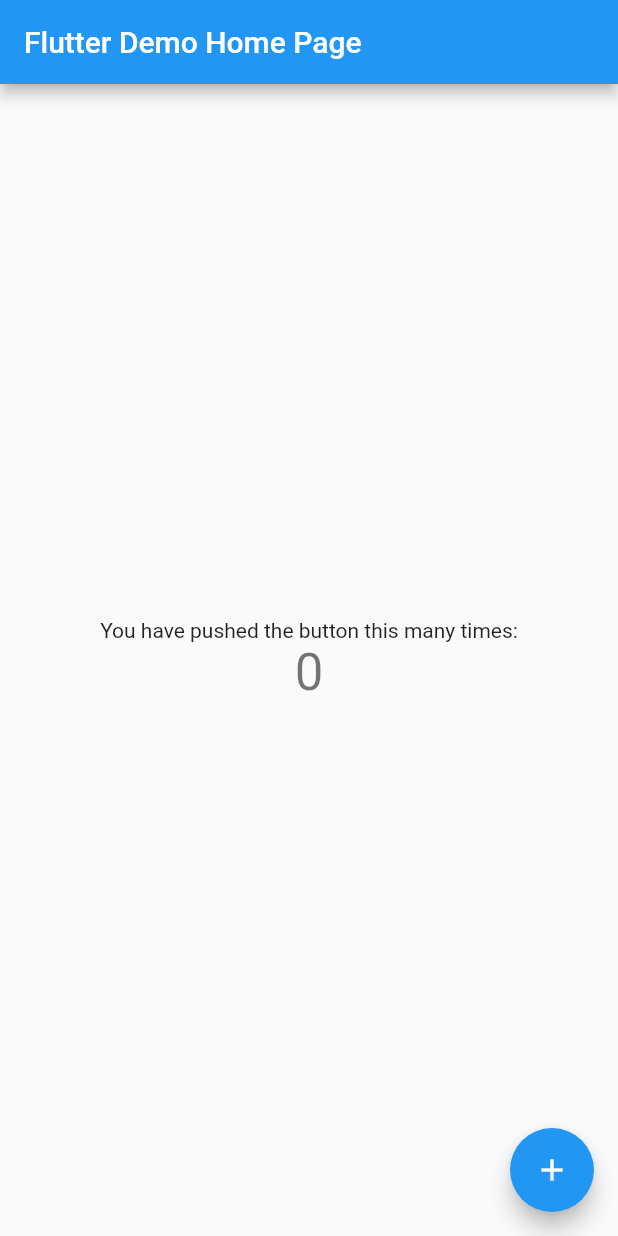
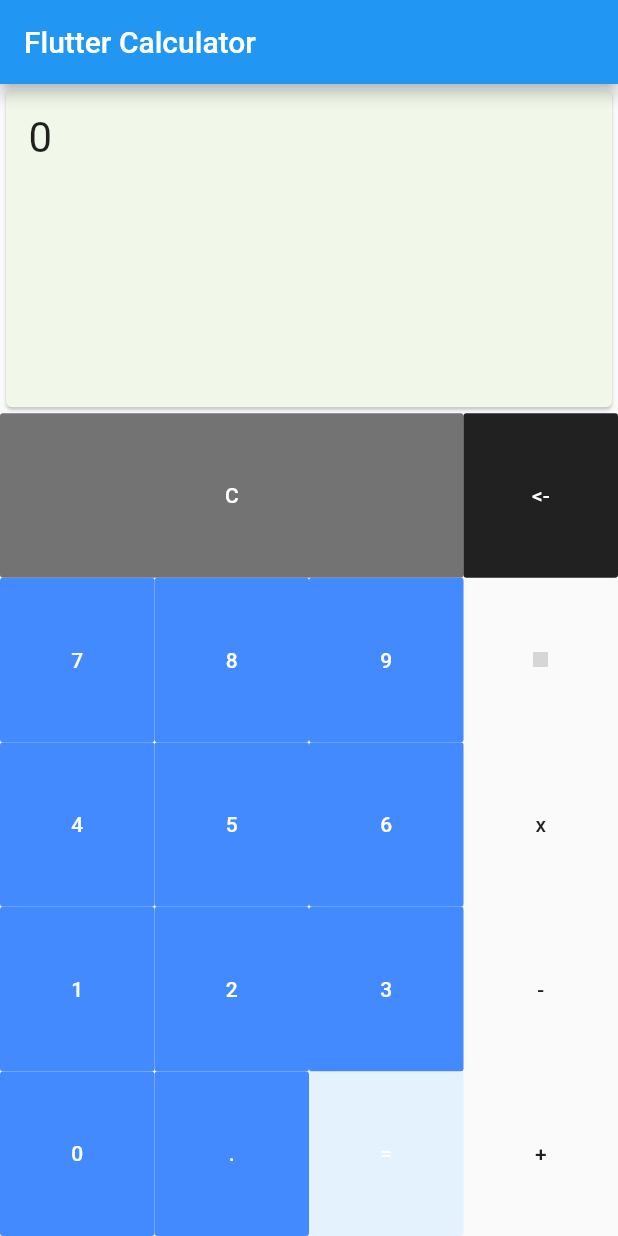
Before and after one commit to cmsandiga/flutter-calculator, a Flutter app: the screen it shows after launch, on a phone screen of 412 x 824 dp. Run offline on Flutter 3.47's test engine with Material 2 defaults, Android fonts, the phone set to English and light mode, and no system bars; network calls fail; grey boxes are pictures that could not be loaded.

Commit message:
finish calculator layout

```diff
--- a/lib/main.dart
+++ b/lib/main.dart
@@ -5,113 +5,281 @@ void main() {
 }
 
 class MyApp extends StatelessWidget {
-  // This widget is the root of your application.
   @override
   Widget build(BuildContext context) {
     return MaterialApp(
-      title: 'Flutter Demo',
+      title: "Flutter Calculator",
       theme: ThemeData(
-        // This is the theme of your application.
-        //
-        // Try running your application with "flutter run". You'll see the
-        // application has a blue toolbar. Then, without quitting the app, try
-        // changing the primarySwatch below to Colors.green and then invoke
-        // "hot reload" (press "r" in the console where you ran "flutter run",
-        // or simply save your changes to "hot reload" in a Flutter IDE).
-        // Notice that the counter didn't reset back to zero; the application
-        // is not restarted.
-        primarySwatch: Colors.blue,
-        // This makes the visual density adapt to the platform that you run
-        // the app on. For desktop platforms, the controls will be smaller and
-        // closer together (more dense) than on mobile platforms.
-        visualDensity: VisualDensity.adaptivePlatformDensity,
-      ),
-      home: MyHomePage(title: 'Flutter Demo Home Page'),
+          primarySwatch: Colors.blue, backgroundColor: Colors.black26),
+      home: CalculatorHomePage(title: "Flutter Calculator"),
     );
   }
 }
 
-class MyHomePage extends StatefulWidget {
-  MyHomePage({Key key, this.title}) : super(key: key);
-
-  // This widget is the home page of your application. It is stateful, meaning
-  // that it has a State object (defined below) that contains fields that affect
-  // how it looks.
-
-  // This class is the configuration for the state. It holds the values (in this
-  // case the title) provided by the parent (in this case the App widget) and
-  // used by the build method of the State. Fields in a Widget subclass are
-  // always marked "final".
-
+class CalculatorHomePage extends StatefulWidget {
   final String title;
 
+  CalculatorHomePage({Key key, this.title}) : super(key: key);
+
   @override
-  _MyHomePageState createState() => _MyHomePageState();
+  State<StatefulWidget> createState() {
+    // TODO: implement createState
+    return new _CalculatorHomePageState();
+  }
 }
 
-class _MyHomePageState extends State<MyHomePage> {
-  int _counter = 0;
+class _CalculatorHomePageState extends State<CalculatorHomePage> {
+  String _str = "0";
 
-  void _incrementCounter() {
-    setState(() {
-      // This call to setState tells the Flutter framework that something has
-      // changed in this State, which causes it to rerun the build method below
-      // so that the display can reflect the updated values. If we changed
-      // _counter without calling setState(), then the build method would not be
-      // called again, and so nothing would appear to happen.
-      _counter++;
-    });
-  }
+  void add(String a) {}
+
+  void deleteAll() {}
+
+  void deleteOne() {}
+
+  void getResult() {}
 
   @override
   Widget build(BuildContext context) {
-    // This method is rerun every time setState is called, for instance as done
-    // by the _incrementCounter method above.
-    //
-    // The Flutter framework has been optimized to make rerunning build methods
-    // fast, so that you can just rebuild anything that needs updating rather
-    // than having to individually change instances of widgets.
     return Scaffold(
-      appBar: AppBar(
-        // Here we take the value from the MyHomePage object that was created by
-        // the App.build method, and use it to set our appbar title.
-        title: Text(widget.title),
+      appBar: AppBar(title: Text(widget.title)),
+      body: Column(
+        crossAxisAlignment: CrossAxisAlignment.stretch,
+        children: [
+          Expanded(
+            flex: 2,
+            child: Card(
+              color: Colors.lightGreen[50],
+              child: Padding(
+                padding: EdgeInsets.all(15.0),
+                child: Text(
+                  _str,
+                  textScaleFactor: 2.0,
                 ),
-      body: Center(
-        // Center is a layout widget. It takes a single child and positions it
-        // in the middle of the parent.
+              ),
+            ),
+          ),
+          Expanded(
+              flex: 1,
+              child: Row(
+                  crossAxisAlignment: CrossAxisAlignment.stretch,
+                  children: [
+                    Expanded(
+                        flex: 3,
+                        child: FlatButton(
+                          child:
+                              Text("C", style: TextStyle(color: Colors.white)),
+                          onPressed: () {
+                            deleteAll();
+                          },
+                          color: Colors.black54,
+                        )),
+                    Expanded(
+                        flex: 1,
+                        child: FlatButton(
+                          child:
+                              Text("<-", style: TextStyle(color: Colors.white)),
+                          onPressed: () {
+                            deleteOne();
+                          },
+                          color: Colors.black87,
+                        ))
+                  ])),
+          Expanded(
+              flex: 4,
+              child: Row(
+                crossAxisAlignment: CrossAxisAlignment.stretch,
+                children: [
+                  Expanded(
+                    flex: 3,
                     child: Column(
-          // Column is also a layout widget. It takes a list of children and
-          // arranges them vertically. By default, it sizes itself to fit its
-          // children horizontally, and tries to be as tall as its parent.
-          //
-          // Invoke "debug painting" (press "p" in the console, choose the
-          // "Toggle Debug Paint" action from the Flutter Inspector in Android
-          // Studio, or the "Toggle Debug Paint" command in Visual Studio Code)
-          // to see the wireframe for each widget.
-          //
-          // Column has various properties to control how it sizes itself and
-          // how it positions its children. Here we use mainAxisAlignment to
-          // center the children vertically; the main axis here is the vertical
-          // axis because Columns are vertical (the cross axis would be
-          // horizontal).
-          mainAxisAlignment: MainAxisAlignment.center,
-          children: <Widget>[
-            Text(
-              'You have pushed the button this many times:',
+                      crossAxisAlignment: CrossAxisAlignment.stretch,
+                      children: [
+                        ExpandedRow(
+                          crossAxisAlignment:  CrossAxisAlignment.stretch,
+                          children: [
+                            ExpandedButton(
+                              child: Text("7",
+                                  style: TextStyle(color: Colors.white)),
+                              onPressed: () {
+                                add("7");
+                              },
+                              color: Colors.blueAccent,
                             ),
-            Text(
-              '$_counter',
-              style: Theme.of(context).textTheme.headline4,
+                            ExpandedButton(
+                              child: Text("8",
+                                  style: TextStyle(color: Colors.white)),
+                              onPressed: () {
+                                add("8");
+                              },
+                              color: Colors.blueAccent,
                             ),
+                            ExpandedButton(
+                              child: Text("9",
+                                  style: TextStyle(color: Colors.white)),
+                              onPressed: () {
+                                add("9");
+                              },
+                              color: Colors.blueAccent,
+                            )
+                          ],
+                        ),
+                        ExpandedRow(
+                          crossAxisAlignment:  CrossAxisAlignment.stretch,
+                          children: [
+                            ExpandedButton(
+                                child: Text("4",
+                                    style: TextStyle(color: Colors.white)),
+                                onPressed: () {
+                                  add("4");
+                                },
+                                color: Colors.blueAccent),
+                            ExpandedButton(
+                                child: Text("5",
+                                    style: TextStyle(color: Colors.white)),
+                                onPressed: () {
+                                  add("5");
+                                },
+                                color: Colors.blueAccent),
+                            ExpandedButton(
+                              child: Text("6",
+                                  style: TextStyle(color: Colors.white)),
+                              onPressed: () {
+                                add("6");
+                              },
+                              color: Colors.blueAccent,
+                            )
+                          ],
+                        ),
+                        ExpandedRow(
+                          crossAxisAlignment:  CrossAxisAlignment.stretch,
+                          children: [
+                            ExpandedButton(
+                              child: Text("1",
+                                  style: TextStyle(color: Colors.white)),
+                              onPressed: () {
+                                add("1");
+                              },
+                              color: Colors.blueAccent,
+                            ),
+                            ExpandedButton(
+                              child: Text("2",
+                                  style: TextStyle(color: Colors.white)),
+                              onPressed: () {
+                                add("2");
+                              },
+                              color: Colors.blueAccent,
+                            ),
+                            ExpandedButton(
+                              child: Text("3",
+                                  style: TextStyle(color: Colors.white)),
+                              onPressed: () {
+                                add("3");
+                              },
+                              color: Colors.blueAccent,
+                            )
+                          ],
+                        ),
+                        ExpandedRow(
+                          crossAxisAlignment:  CrossAxisAlignment.stretch,
+                          children: [
+                            ExpandedButton(
+                              child: Text("0",
+                                  style: TextStyle(color: Colors.white)),
+                              onPressed: () {
+                                add("0");
+                              },
+                              color: Colors.blueAccent,
+                            ),
+                            ExpandedButton(
+                              child: Text(".",
+                                  style: TextStyle(color: Colors.white)),
+                              onPressed: () {
+                                add(".");
+                              },
+                              color: Colors.blueAccent,
+                            ),
+                            ExpandedButton(
+                              child: Text("=",
+                                  style: TextStyle(color: Colors.white)),
+                              onPressed: () {
+                                getResult();
+                              },
+                              color: Colors.blue[50],
+                            )
+                          ],
+                        )
                       ],
                     ),
                   ),
-      floatingActionButton: FloatingActionButton(
-        onPressed: _incrementCounter,
-        tooltip: 'Increment',
-        child: Icon(Icons.add),
-      ), // This trailing comma makes auto-formatting nicer for build methods.
+                  Expanded(
+                      flex: 1,
+                      child: Column(
+                        children: [
+                          ExpandedButton(
+                            child: Image.network(
+                              "https://www.carminezacc.com/divide.png",
+                              width: 10.0,
+                              height: 10.0,
+                            ),
+                            onPressed: () {
+                              add("%");
+                            },
+                          ),
+                          ExpandedButton(
+                            child: Text("x"),
+                            onPressed: () {
+                              add("x");
+                            },
+                          ),
+                          ExpandedButton(
+                            child: Text("-"),
+                            onPressed: () {
+                              add("-");
+                            },
+                          ),
+                          ExpandedButton(
+                            child: Text("+"),
+                            onPressed: () {
+                              add("+");
+                            },
+                          )
+                        ],
+                      ))
+                ],
+              )),
+        ],
+      ),
     );
   }
 }
+
+class ExpandedButton extends StatelessWidget {
+  final Widget child;
+  final VoidCallback onPressed;
+  final Color color;
+
+  ExpandedButton({this.child, this.onPressed, this.color});
+
+  @override
+  Widget build(BuildContext context) {
+    return new Expanded(
+        flex: 1,
+        child: FlatButton(onPressed: onPressed, child: child, color: color));
+  }
+}
+
+class ExpandedRow extends StatelessWidget {
+  final List<Widget> children;
+  final CrossAxisAlignment crossAxisAlignment;
+
+  ExpandedRow({this.children, this.crossAxisAlignment});
+
+  @override
+  Widget build(BuildContext context) {
+    // TODO: implement build
+    return new Expanded(
+        flex: 1,
+        child: Row(children: children, crossAxisAlignment: crossAxisAlignment));
+  }
+}
```
Lines whose indentation alone changed are shown as unchanged.
